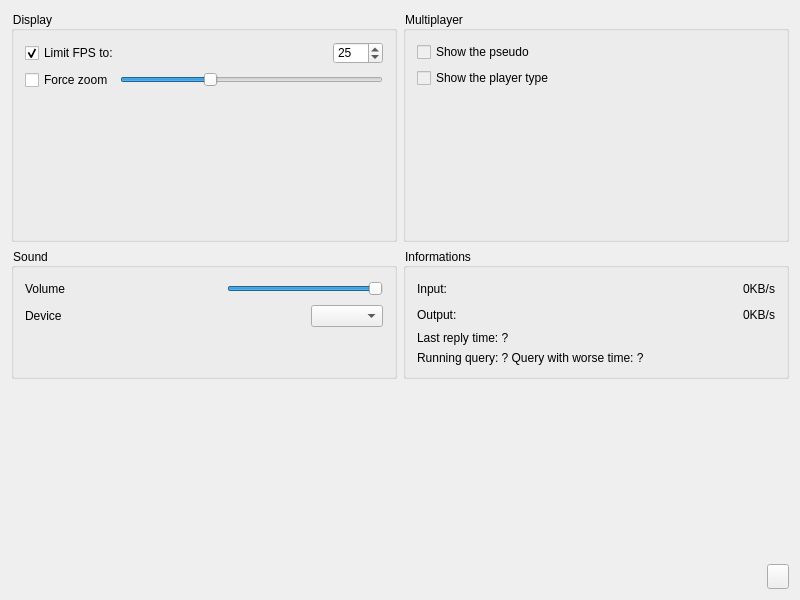
Qt form client/qtcpu800x600/base/interface/BaseWindow.ui (alphaonex86/CatchChallenger) before a commit.
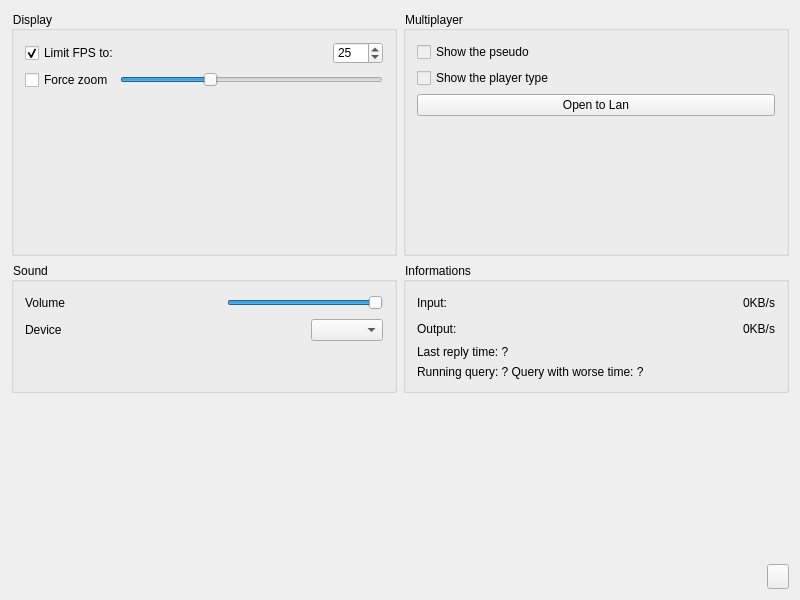
The same form after that commit. The open tabs and pages were chosen to show the change. Icons and pictures are not drawn.

Commit message: [Add] Open to lan (client,server)

```diff
--- a/client/qtcpu800x600/base/interface/BaseWindow.ui
+++ b/client/qtcpu800x600/base/interface/BaseWindow.ui
@@ -2497,6 +2497,13 @@
                 </property>
                </widget>
               </item>
+              <item>
+               <widget class="QPushButton" name="openToLan">
+                <property name="text">
+                 <string>Open to Lan</string>
+                </property>
+               </widget>
+              </item>
               <item>
                <spacer name="verticalSpacer_6">
                 <property name="orientation">
```
Left out of the diff: 2 changed lines with no effect on the pictures. The commit also changes 19 other files.
